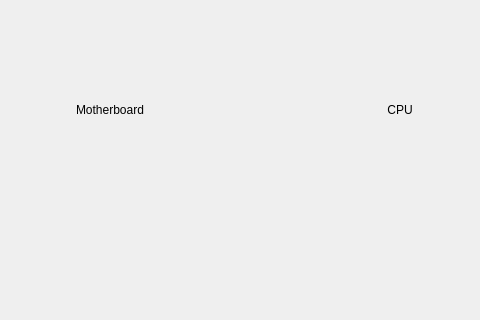
First picture: the form in learningwindow.ui, repository KaiokenBro/PC-Builder, before the edit; both pictures show x 0 to 480 and y 0 to 320 of the 800 by 600 pixel window.
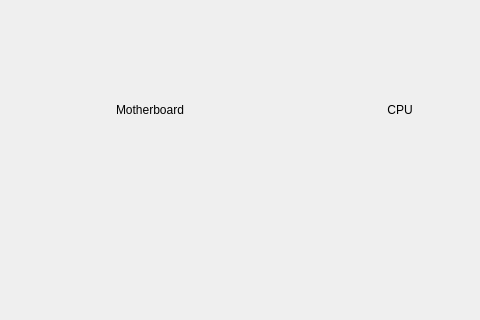
Second picture: the form after the edit.

Diff of the .ui file:
```diff
--- a/learningwindow.ui
+++ b/learningwindow.ui
@@ -59,7 +59,7 @@
    <widget class="QLabel" name="motherboardLabel">
     <property name="geometry">
      <rect>
-      <x>10</x>
+      <x>50</x>
       <y>10</y>
       <width>200</width>
       <height>200</height>
```
